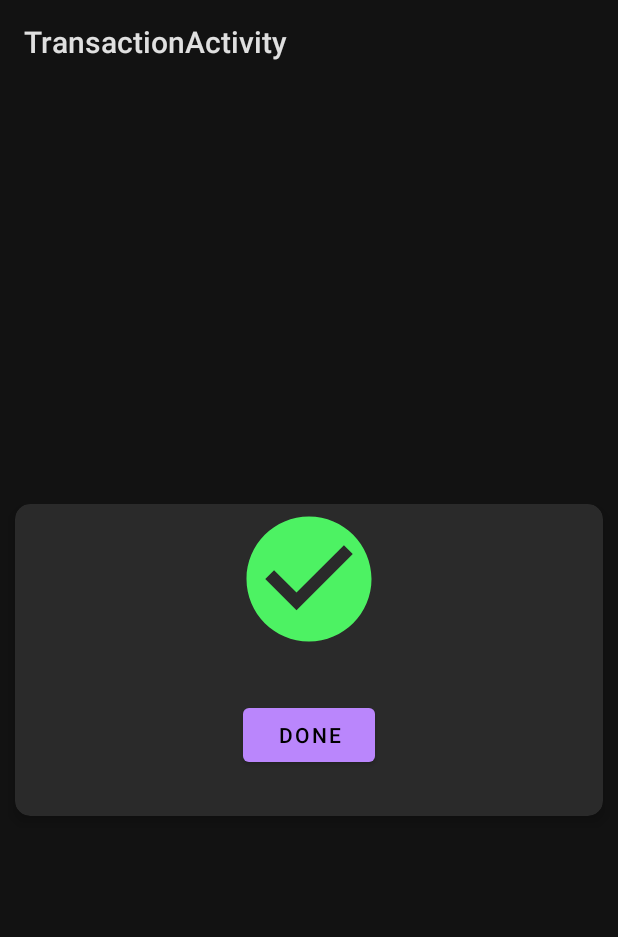
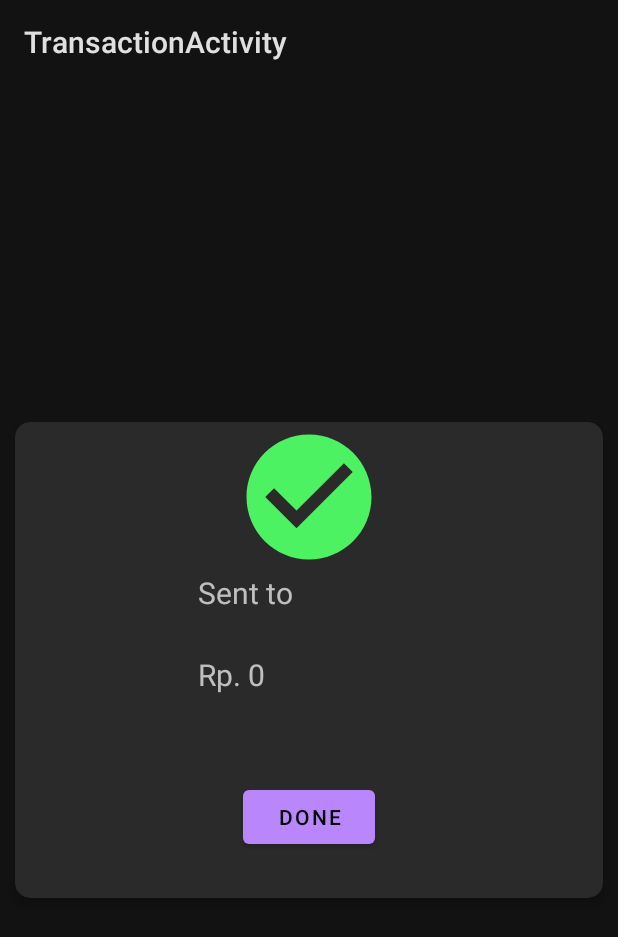
Before and after one commit to gmurdoko/exercise_navigation, an Android app: the InputAmountFragment screen opened through its navigation route, after a tap on "SEND", on a phone screen of 412 x 824 dp. Shown: the top 937 px of the screen. Run offline under Robolectric (Android 15) with nearby library versions, the phone set to English and light mode, and no system bars; 1 statement that could not run was skipped.

Commit message:
navigation live data

```diff
--- a/app/src/main/java/com/example/exercise_navigation/screens/ConfirmationFragment.kt
+++ b/app/src/main/java/com/example/exercise_navigation/screens/ConfirmationFragment.kt
@@ -5,11 +5,15 @@ import androidx.fragment.app.Fragment
 import android.view.LayoutInflater
 import android.view.View
 import android.view.ViewGroup
+import androidx.fragment.app.activityViewModels
+import androidx.lifecycle.Observer
 import com.example.exercise_navigation.R
+import com.example.exercise_navigation.view_model.UserViewModel
+import kotlinx.android.synthetic.main.fragment_confirmation.*
 
 
 class ConfirmationFragment : Fragment() {
-
+    val userViewModel : UserViewModel by activityViewModels<UserViewModel>()
     override fun onCreate(savedInstanceState: Bundle?) {
         super.onCreate(savedInstanceState)
     }
@@ -22,4 +26,24 @@ class ConfirmationFragment : Fragment() {
         return inflater.inflate(R.layout.fragment_confirmation, container, false)
     }
 
+    override fun onViewCreated(view: View, savedInstanceState: Bundle?) {
+        super.onViewCreated(view, savedInstanceState)
+        userViewModel.username.observe(viewLifecycleOwner, Observer { setUsernameReceiver(it) })
+        userViewModel.accountNumber.observe(viewLifecycleOwner, Observer { setAccountNumberReceiver(it) })
+        userViewModel.amountTransfer.observe(viewLifecycleOwner, Observer { setAmountReceiver(it) })
+        userViewModel.bankname.observe(viewLifecycleOwner, Observer { setBankNameReceiver(it) })
+    }
+    fun setUsernameReceiver(username:String){
+        text_username_receiver.text="Sent to ${username}"
+    }
+    fun setAccountNumberReceiver(accountNumber:String){
+        text_account_number_receiver.text="${accountNumber}"
+    }
+    fun setAmountReceiver(amount:Int){
+        text_amount_receiver.text = "Rp. ${amount}"
+    }
+    fun setBankNameReceiver(bankName:String){
+        text_bank_name_receiver.text = "${bankName}"
+    }
+
 }
--- a/app/src/main/java/com/example/exercise_navigation/screens/InputAmountFragment.kt
+++ b/app/src/main/java/com/example/exercise_navigation/screens/InputAmountFragment.kt
@@ -6,16 +6,21 @@ import android.view.LayoutInflater
 import android.view.View
 import android.view.ViewGroup
 import androidx.core.os.bundleOf
+import androidx.fragment.app.activityViewModels
+import androidx.lifecycle.Observer
 import androidx.navigation.NavController
 import androidx.navigation.Navigation
 import com.example.exercise_navigation.R
+import com.example.exercise_navigation.view_model.UserViewModel
 import kotlinx.android.synthetic.main.fragment_input_amount.*
 
 
 class InputAmountFragment : Fragment(),View.OnClickListener {
     lateinit var navController: NavController
+    val userViewModel : UserViewModel by activityViewModels<UserViewModel>()
     override fun onCreate(savedInstanceState: Bundle?) {
         super.onCreate(savedInstanceState)
+
     }
 
     override fun onCreateView(
@@ -30,18 +35,19 @@ class InputAmountFragment : Fragment(),View.OnClickListener {
         super.onViewCreated(view, savedInstanceState)
         navController= Navigation.findNavController(view)
         button_send_amount.setOnClickListener(this)
-
+        userViewModel.username.observe(viewLifecycleOwner, Observer { setTextReceiver(it) })
     }
 
-    override fun onActivityCreated(savedInstanceState: Bundle?) {
-        super.onActivityCreated(savedInstanceState)
-        text_receiver.text = "TO : "+ arguments?.getString("username")
+    fun setTextReceiver(username: String){
+        text_receiver.text="To : ${username}"
     }
+
 
     override fun onClick(v: View?) {
         when(v){
             button_send_amount ->{
-//                var username= bundleOf("username" to amount_transfer.text.toString())
+                val amountTransfer = amount_transfer.text.toString().toInt()
+                userViewModel.toConfirmation(amountTransfer)
                 navController.navigate(R.id.action_inputAmountFragment_to_confirmationFragment)
             }
         }
--- /dev/null
+++ b/app/src/main/java/com/example/exercise_navigation/view_model/UserViewModel.kt
@@ -0,0 +1,23 @@
+package com.example.exercise_navigation.view_model
+
+import androidx.lifecycle.MutableLiveData
+import androidx.lifecycle.ViewModel
+
+class UserViewModel : ViewModel(){
+    val username : MutableLiveData<String> = MutableLiveData("")
+    val accountNumber : MutableLiveData<String> = MutableLiveData("")
+    val bankname : MutableLiveData<String> = MutableLiveData("")
+    val amountTransfer : MutableLiveData<Int> = MutableLiveData(0)
+
+    fun toInputRecipient(name: String){
+
+    }
+    fun toInputAmount(inBankName:String, inAccountNumber:String, inUsername:String){
+        username.value=inUsername
+        accountNumber.value=inAccountNumber
+        bankname.value=inBankName
+    }
+    fun toConfirmation(inAmountTransfer:Int){
+        amountTransfer.value=inAmountTransfer
+    }
+}
--- a/app/src/main/res/layout/fragment_confirmation.xml
+++ b/app/src/main/res/layout/fragment_confirmation.xml
@@ -30,20 +30,34 @@
             android:layout_width="100dp"
             android:layout_height="100dp"
             android:src="@drawable/ic_baseline_check_circle_24" />
-<!--            <TextView-->
-<!--                android:id="@+id/text_confirmation_receiver"-->
-<!--                android:layout_width="match_parent"-->
-<!--                android:layout_height="wrap_content"-->
-<!--                android:text="Juan"-->
-<!--                android:textSize="20dp"-->
-<!--                />-->
-<!--            <TextView-->
-<!--                android:id="@+id/text_confirmation_amount"-->
-<!--                android:layout_width="match_parent"-->
-<!--                android:layout_height="wrap_content"-->
-<!--                android:text="2000"-->
-<!--                android:textSize="20dp"-->
-<!--                />-->
+            <TextView
+                android:id="@+id/text_username_receiver"
+                android:layout_width="match_parent"
+                android:layout_height="wrap_content"
+                android:text="Juan"
+                android:textSize="20dp"
+                />
+            <TextView
+                android:id="@+id/text_account_number_receiver"
+                android:layout_width="match_parent"
+                android:layout_height="wrap_content"
+                android:text="Juan"
+                android:textSize="20dp"
+                />
+            <TextView
+                android:id="@+id/text_amount_receiver"
+                android:layout_width="match_parent"
+                android:layout_height="wrap_content"
+                android:text="2000"
+                android:textSize="20dp"
+                />
+            <TextView
+                android:id="@+id/text_bank_name_receiver"
+                android:layout_width="match_parent"
+                android:layout_height="wrap_content"
+                android:text="2000"
+                android:textSize="20dp"
+                />
             <com.google.android.material.button.MaterialButton
                 android:layout_width="wrap_content"
                 android:layout_height="wrap_content"
--- a/app/src/main/res/layout/fragment_input_recipient.xml
+++ b/app/src/main/res/layout/fragment_input_recipient.xml
@@ -36,6 +36,7 @@
                 android:layout_width="match_parent"
                 android:layout_height="match_parent">
                 <Spinner
+                    android:id="@+id/bankname_list"
                     android:layout_width="match_parent"
                     android:layout_height="wrap_content"
                     android:prompt="@string/bank_prompt"
```
Also changed, not shown: app/build.gradle (+16 -1 lines), app/src/main/java/com/example/exercise_navigation/screens/InputRecipientFragment.kt (+9 -2 lines).
